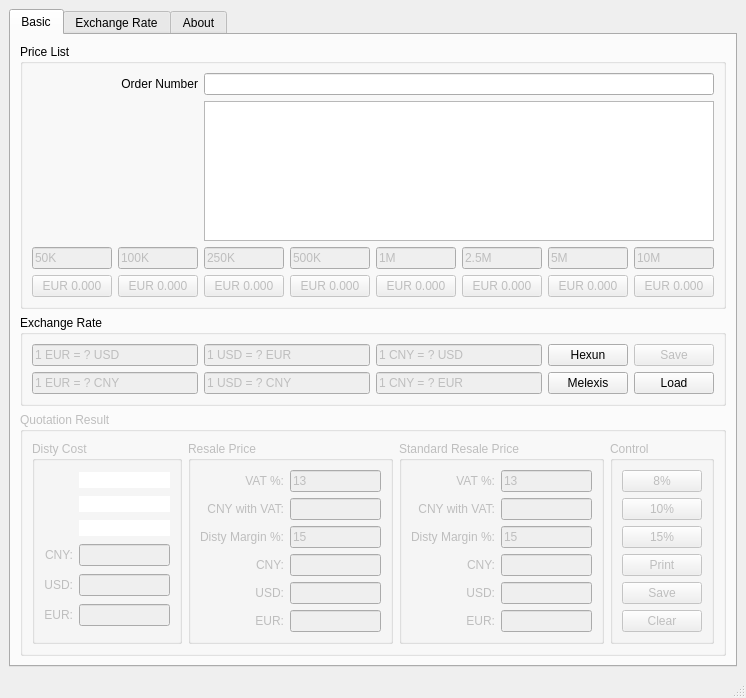
This is main_window.ui in lgnq/EasyQuotation as Qt 5 draws it before an edit. The edited form follows.
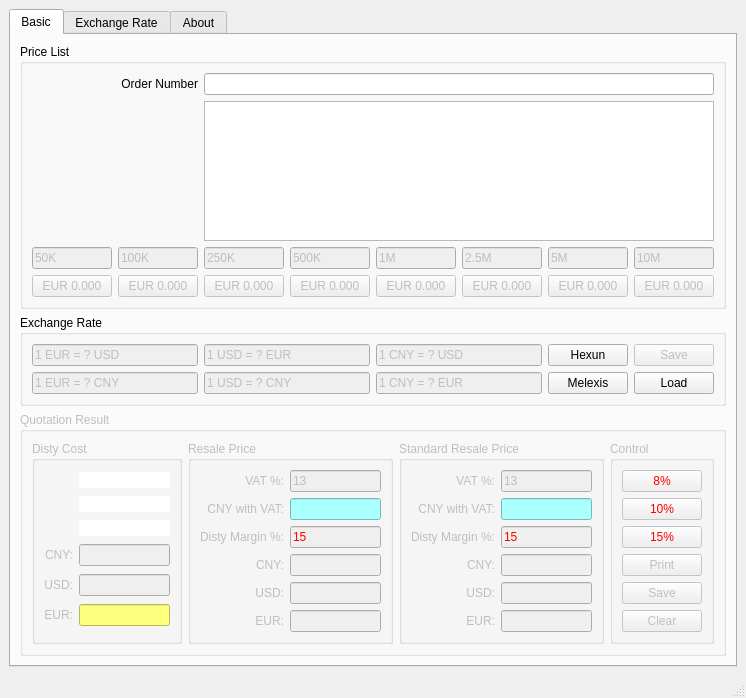
This is the edited form. Custom widgets are drawn as their Qt base class.

The edit to the form file:
```diff
--- a/main_window.ui
+++ b/main_window.ui
@@ -381,7 +381,7 @@
                  <bool>false</bool>
                 </property>
                 <property name="styleSheet">
-                 <string notr="true">color: rgb(255, 0, 0);</string>
+                 <string notr="true">background-color: rgb(255, 255, 127);</string>
                 </property>
                </widget>
               </item>
@@ -489,6 +489,9 @@
                 <property name="enabled">
                  <bool>false</bool>
                 </property>
+                <property name="styleSheet">
+                 <string notr="true">background-color: rgb(170, 255, 255);</string>
+                </property>
                </widget>
               </item>
               <item row="4" column="0">
@@ -503,6 +506,9 @@
               </item>
               <item row="4" column="1">
                <widget class="QLineEdit" name="margin">
+                <property name="styleSheet">
+                 <string notr="true">color: rgb(255, 0, 0);</string>
+                </property>
                 <property name="text">
                  <string>15</string>
                 </property>
@@ -597,6 +603,9 @@
                 <property name="enabled">
                  <bool>false</bool>
                 </property>
+                <property name="styleSheet">
+                 <string notr="true">background-color: rgb(170, 255, 255);</string>
+                </property>
                </widget>
               </item>
               <item row="7" column="0">
@@ -641,6 +650,9 @@
               </item>
               <item row="3" column="1">
                <widget class="QLineEdit" name="margin_x">
+                <property name="styleSheet">
+                 <string notr="true">color: rgb(255, 0, 0);</string>
+                </property>
                 <property name="text">
                  <string>15</string>
                 </property>
@@ -657,6 +669,9 @@
              <layout class="QGridLayout" name="gridLayout_7">
               <item row="0" column="0">
                <widget class="QPushButton" name="p8">
+                <property name="styleSheet">
+                 <string notr="true">color: rgb(255, 0, 0);</string>
+                </property>
                 <property name="text">
                  <string>8%</string>
                 </property>
@@ -664,6 +679,9 @@
               </item>
               <item row="1" column="0">
                <widget class="QPushButton" name="p10">
+                <property name="styleSheet">
+                 <string notr="true">color: rgb(255, 0, 0);</string>
+                </property>
                 <property name="text">
                  <string>10%</string>
                 </property>
@@ -671,6 +689,9 @@
               </item>
               <item row="2" column="0">
                <widget class="QPushButton" name="p15">
+                <property name="styleSheet">
+                 <string notr="true">color: rgb(255, 0, 0);</string>
+                </property>
                 <property name="text">
                  <string>15%</string>
                 </property>
```
